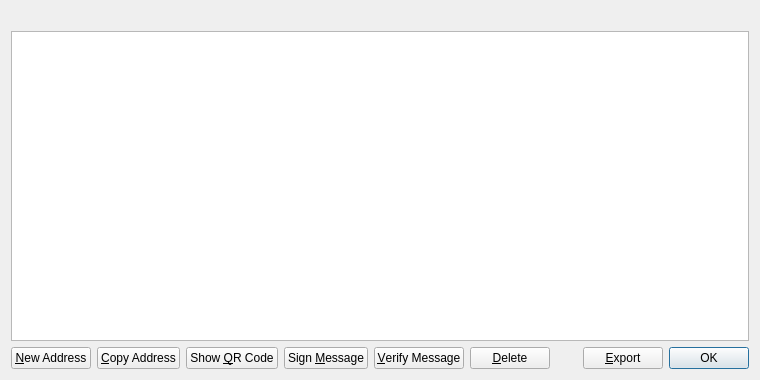
First picture: the form in src/qt/forms/addressbookpage.ui, repository neiros/TDC, before the edit.
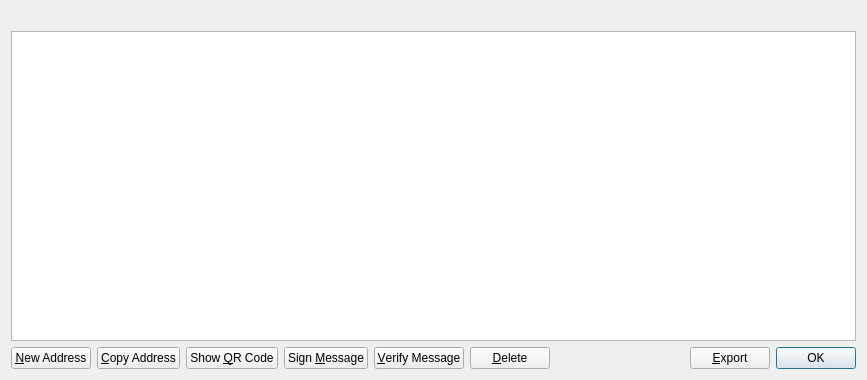
Second picture: the form after the edit. Icons and pictures are not drawn.

Diff of the .ui file:
```diff
--- a/src/qt/forms/addressbookpage.ui
+++ b/src/qt/forms/addressbookpage.ui
@@ -6,7 +6,7 @@
    <rect>
     <x>0</x>
     <y>0</y>
-    <width>760</width>
+    <width>867</width>
     <height>380</height>
    </rect>
   </property>
```
Left out of the diff: 4 changed lines with no effect on the pictures.
